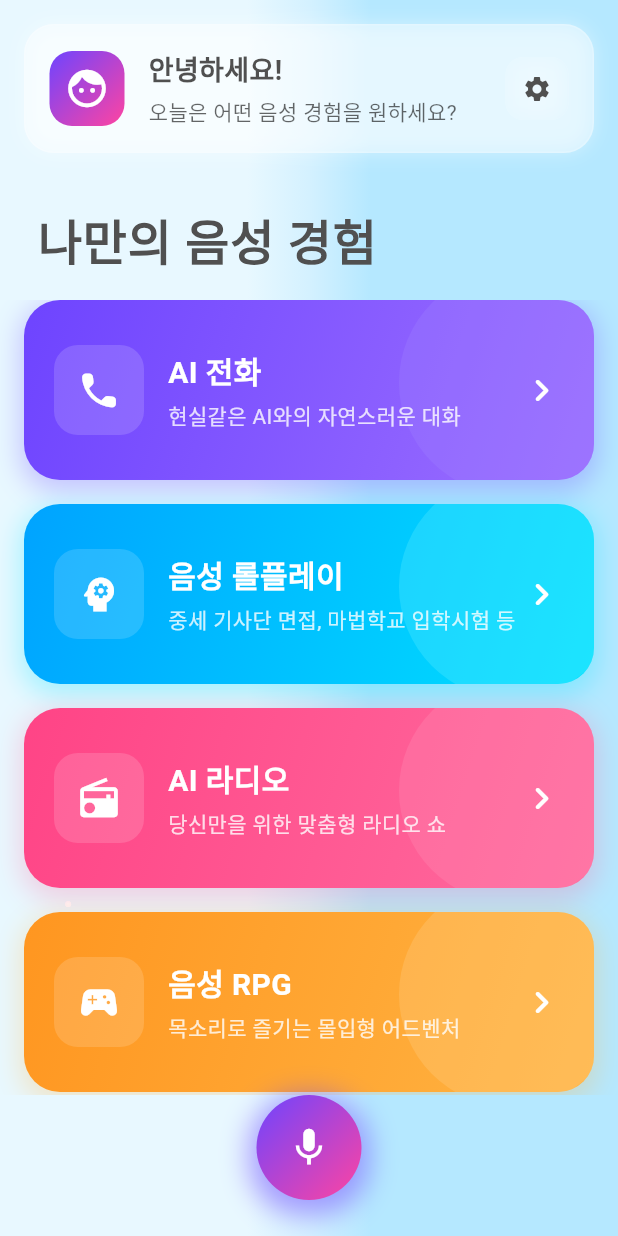
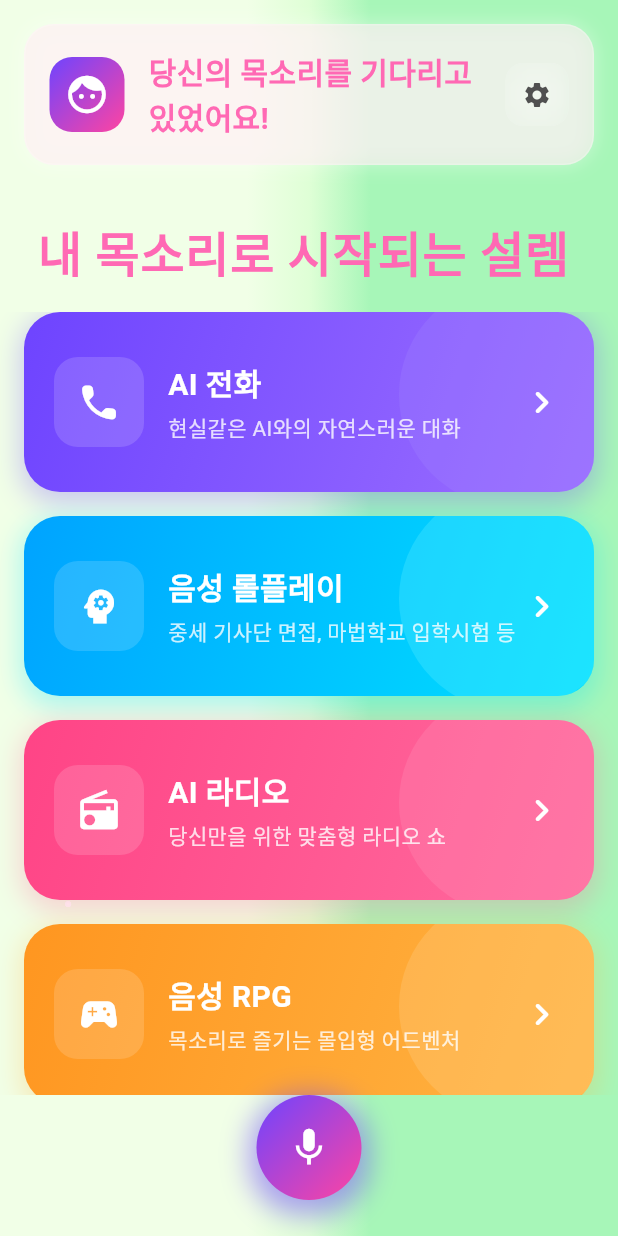
Before and after one commit to kakkitt/starail, a Flutter app: the HomeScreen screen opened directly, on a phone screen of 412 x 824 dp. Run offline on Flutter 3.47's test engine with Material 3 defaults, Android fonts, the phone set to English and light mode, and no system bars; our stand-ins replace audioplayers, flutter_animate, lottie, simple_animations; accounts and stored records are empty; Roboto replaces fonts that are missing (GmarketSans, Pretendard).

Commit message:
before supabase final ver

```diff
--- a/lib/screens/home_screen.dart
+++ b/lib/screens/home_screen.dart
@@ -138,14 +138,14 @@ class _HomeScreenState extends State<HomeScreen> with SingleTickerProviderStateM
     return Scaffold(
       body: Stack(
         children: [
-          // 애니메이션 배경
+          // 애니메이션 배경 (연두색 베이스 파스텔 톤)
           AnimatedBackground(
             colors: const [
-              Color(0xFFB5E8FF),  // 밝은 하늘색
-              Color(0xFFD4F1FF),  // 매우 연한 하늘색
-              Color(0xFFE8F8FF),  // 거의 흰색에 가까운 연한 하늘색
+              Color(0xFFA7F6B8),  // 파스텔 연두
+              Color(0xFFDFFFD6),  // 좀 더 밝은 연두
+              Color(0xFFF1FFE7),  // 거의 흰색에 가까운 밝은 연두
             ],
-            child: Container(), // 빈 컨테이너
+            child: Container(),
           ),
 
           // 메인 내용
@@ -161,7 +161,8 @@ class _HomeScreenState extends State<HomeScreen> with SingleTickerProviderStateM
                     margin: const EdgeInsets.fromLTRB(16, 16, 16, 10),
                     padding: const EdgeInsets.all(16),
                     decoration: BoxDecoration(
-                      color: Colors.white.withOpacity(0.4),  // 더 밝은 배경으로 변경
+                      // 조금 더 설레는 느낌의 은은한 핑크 배경
+                      color: const Color(0xFFFFECF3).withOpacity(0.6),
                       borderRadius: BorderRadius.circular(20),
                       border: Border.all(
                         color: Colors.white.withOpacity(0.2),
@@ -169,7 +170,7 @@ class _HomeScreenState extends State<HomeScreen> with SingleTickerProviderStateM
                       ),
                       boxShadow: [
                         BoxShadow(
-                          color: Colors.white.withOpacity(0.4),  // 그림자도 밝게 변경
+                          color: Colors.white.withOpacity(0.4),
                           blurRadius: 10,
                           spreadRadius: 0,
                         ),
@@ -196,25 +197,18 @@ class _HomeScreenState extends State<HomeScreen> with SingleTickerProviderStateM
                           ),
                         ),
                         const SizedBox(width: 16),
-                        // 환영 텍스트
+                        // 환영 텍스트 (요청하신 문구 + 느낌)
                         Expanded(
                           child: Column(
                             crossAxisAlignment: CrossAxisAlignment.start,
-                            children: [
-                              const Text(
-                                "안녕하세요!",
+                            children: const [
+                              Text(
+                                "당신의 목소리를 기다리고 있었어요!",
                                 style: TextStyle(
-                                  fontSize: 18,
-                                  fontWeight: FontWeight.w600,
-                                  color: Color(0xFF505050),  // 어두운 텍스트 색상
-                                ),
-                              ),
-                              const SizedBox(height: 4),
-                              Text(
-                                "오늘은 어떤 음성 경험을 원하세요?",
-                                style: TextStyle(
-                                  fontSize: 14,
-                                  color: Colors.black.withOpacity(0.6),  // 어두운 텍스트 색상
+                                  fontSize: 20,
+                                  fontWeight: FontWeight.bold,
+                                  // 설레는 느낌의 핑크 컬러
+                                  color: Color(0xFFFF69B4),
                                 ),
                               ),
                             ],
@@ -235,7 +229,7 @@ class _HomeScreenState extends State<HomeScreen> with SingleTickerProviderStateM
                               child: const Center(
                                 child: Icon(
                                   Icons.settings,
-                                  color: Color(0xFF505050),  // 어두운 아이콘 색상
+                                  color: Color(0xFF505050),
                                   size: 20,
                                 ),
                               ),
@@ -247,7 +241,7 @@ class _HomeScreenState extends State<HomeScreen> with SingleTickerProviderStateM
                   ),
                 ),
 
-                // 메인 타이틀
+                // 메인 타이틀 (요청하신 문구 "내 목소리로 시작되는 설렘")
                 AnimatedContainer(
                   duration: const Duration(milliseconds: 800),
                   curve: Curves.easeOutQuint,
@@ -262,11 +256,12 @@ class _HomeScreenState extends State<HomeScreen> with SingleTickerProviderStateM
                     child: const Padding(
                       padding: EdgeInsets.fromLTRB(25, 25, 25, 15),
                       child: Text(
-                        "나만의 음성 경험",
+                        "내 목소리로 시작되는 설렘",
                         style: TextStyle(
                           fontSize: 32,
                           fontWeight: FontWeight.bold,
-                          color: Color(0xFF505050),  // 어두운 텍스트 색상
+                          // 예쁘고 감각적인 핑크 톤
+                          color: Color(0xFFFF69B4),
                           letterSpacing: 0.5,
                           fontFamily: 'GmarketSans',
                         ),
--- a/pubspec.yaml
+++ b/pubspec.yaml
@@ -24,6 +24,9 @@ dependencies:
 
   # 유틸리티
   shared_preferences: ^2.2.0
+
+  # SupaBase DB
+  supabase_flutter: ^1.10.14
 
 dev_dependencies:
   flutter_test:
```
Also changed, not shown: pubspec.lock, 5 other files.
